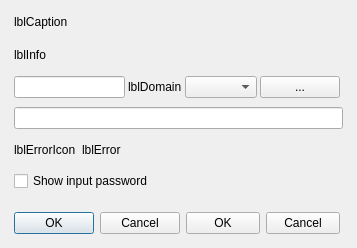
Above: src/plugins/gateways/addlegacyaccountdialog.ui from silvansky/Contacts before the change. Below: the same form after it.
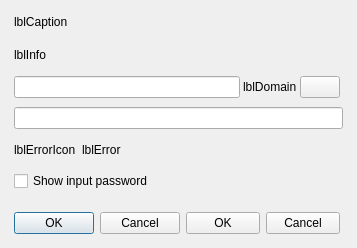
That is the form after the change.

Diff of the .ui file:
```diff
--- a/src/plugins/gateways/addlegacyaccountdialog.ui
+++ b/src/plugins/gateways/addlegacyaccountdialog.ui
@@ -65,7 +65,7 @@
     </widget>
    </item>
    <item>
-    <layout class="QHBoxLayout" name="loginLayout" stretch="0,0,0,0">
+    <layout class="QHBoxLayout" name="loginLayout" stretch="0,0,0">
      <property name="spacing">
       <number>3</number>
      </property>
@@ -82,14 +82,8 @@
        </property>
       </widget>
      </item>
-     <item>
-      <widget class="QComboBox" name="cmbDomains"/>
-     </item>
      <item>
       <widget class="QPushButton" name="tlbDomains">
-       <property name="text">
-        <string notr="true">...</string>
-       </property>
        <property name="autoDefault">
         <bool>false</bool>
        </property>
```
Left out of the diff: 1 changed line with no effect on the pictures.
